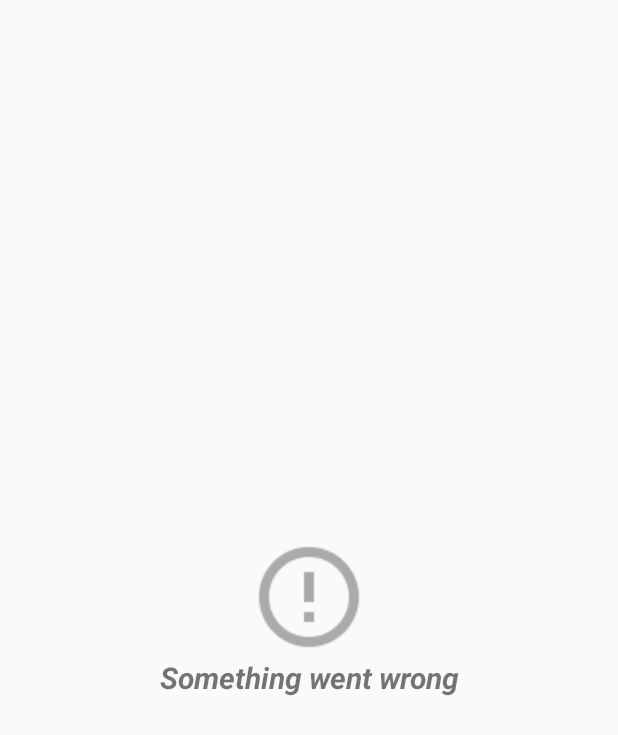
After one commit to levinzonr/FileManager, an Android app: the layout content_error.xml on its own in the app's theme, with its tools: preview values and no code run, on a phone screen of 412 x 824 dp. The commit adds this screen. Shown: the top 735 px of the screen. Run offline under Robolectric (Android 15) with nearby library versions, the phone set to English and light mode, and no system bars.

Commit message:
Error view implemented

```diff
--- a/app/src/main/java/cz/levinzonr/filemanager/view/MainActivity.kt
+++ b/app/src/main/java/cz/levinzonr/filemanager/view/MainActivity.kt
@@ -26,7 +26,7 @@ class MainActivity : AppCompatActivity(), FilesListFragment.OnFilesFragmentInter
         setContentView(R.layout.activity_main)
         setSupportActionBar(toolbar)
         if (supportFragmentManager.backStackEntryCount == 0)
-            loadFragment(Environment.getExternalStorageDirectory().absolutePath, false)
+            loadFragment(Environment.getRootDirectory().absolutePath, false)
     }
 
     private fun loadFragment(path: String, withBackStack: Boolean= true) {
--- a/app/src/main/java/cz/levinzonr/filemanager/view/fileslist/FilesListFragment.kt
+++ b/app/src/main/java/cz/levinzonr/filemanager/view/fileslist/FilesListFragment.kt
@@ -93,6 +93,7 @@ class FilesListFragment : Fragment(), FilesLinearAdapter.OnItemClickListener, Vi
         Log.d(TAG, "onLoadingStart")
         progress_bar.visibility = View.VISIBLE
         recycler_view.visibility = View.GONE
+        error_layout.visibility = View.GONE
     }
 
     override fun onLoadingFinished(items: ArrayList<File>) {
@@ -100,12 +101,14 @@ class FilesListFragment : Fragment(), FilesLinearAdapter.OnItemClickListener, Vi
         progress_bar.visibility = View.GONE
         recycler_view.visibility = View.VISIBLE
         adapter.items = items
+        error_layout.visibility = View.GONE
     }
 
     override fun onError(e: String) {
         Log.d(TAG, "onError: $e")
         progress_bar.visibility = View.GONE
         recycler_view.visibility = View.GONE
+        error_layout.visibility = View.VISIBLE
     }
 
     override fun onDestroy() {
--- /dev/null
+++ b/app/src/main/res/layout/content_error.xml
@@ -0,0 +1,22 @@
+<?xml version="1.0" encoding="utf-8"?>
+<LinearLayout xmlns:android="http://schemas.android.com/apk/res/android"
+    android:orientation="vertical"
+    android:gravity="center"
+    android:layout_width="match_parent"
+    android:layout_height="match_parent">
+
+    <ImageView
+        android:tint="@android:color/darker_gray"
+        android:src="@drawable/ic_error_outline_black_48dp"
+        android:layout_width="80dp"
+        android:layout_height="80dp" />
+
+    <TextView
+        android:gravity="center"
+        android:text="@string/error_msg"
+        android:textStyle="bold|italic"
+        android:textSize="20sp"
+        android:layout_width="match_parent"
+        android:layout_height="wrap_content" />
+
+</LinearLayout>
--- a/app/src/main/res/layout/fragment_files_list.xml
+++ b/app/src/main/res/layout/fragment_files_list.xml
@@ -20,4 +20,9 @@
         android:layout_height="match_parent"
         />
 
+    <include
+        android:id="@+id/error_layout"
+        layout="@layout/content_error"
+        />
+
 </FrameLayout>
--- a/app/src/main/res/values/strings.xml
+++ b/app/src/main/res/values/strings.xml
@@ -4,4 +4,5 @@
 
     <!-- TODO: Remove or change this placeholder text -->
     <string name="hello_blank_fragment">Hello blank fragment</string>
+    <string name="error_msg">Something went wrong</string>
 </resources>
```
Also changed, not shown: app/src/main/res/drawable-hdpi/ic_error_outline_black_48dp.png (added), app/src/main/res/drawable-mdpi/ic_error_outline_black_48dp.png (added), app/src/main/res/drawable-xhdpi/ic_error_outline_black_48dp.png (added), app/src/main/res/drawable-xxhdpi/ic_error_outline_black_48dp.png (added), app/src/main/res/drawable-xxxhdpi/ic_error_outline_black_48dp.png (added).
